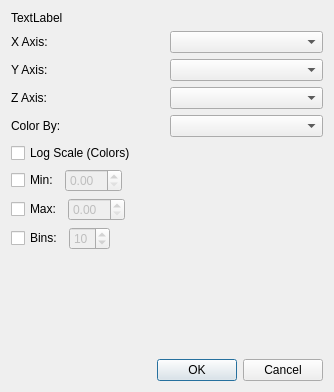
Qt form ui/PlotDialog.ui (nstander/DatView) before a commit.
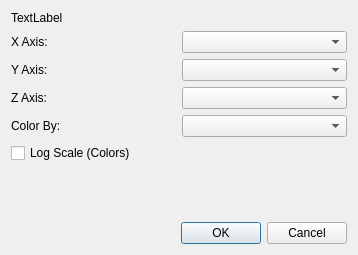
The same form after that commit.

Commit message: Refactored some code to reduce duplicate code, and gave aggregated plots their own legend instead of the same one histograms are using. Also, made all places where selecting partitions/legends checkable so you can select multiple partitions at once or hide particular sets in a plot (hiding does not change selection/export).

What changed in the file:
```diff
--- a/ui/PlotDialog.ui
+++ b/ui/PlotDialog.ui
@@ -6,8 +6,8 @@
    <rect>
     <x>0</x>
     <y>0</y>
-    <width>334</width>
-    <height>392</height>
+    <width>358</width>
+    <height>255</height>
    </rect>
   </property>
   <property name="windowTitle">
@@ -87,129 +87,6 @@
      </property>
     </widget>
    </item>
-   <item>
-    <widget class="QFrame" name="frame">
-     <property name="frameShape">
-      <enum>QFrame::NoFrame</enum>
-     </property>
-     <property name="frameShadow">
-      <enum>QFrame::Plain</enum>
-     </property>
-     <layout class="QVBoxLayout" name="verticalLayout">
-      <property name="leftMargin">
-       <number>0</number>
-      </property>
-      <property name="topMargin">
-       <number>0</number>
-      </property>
-      <property name="rightMargin">
-       <number>0</number>
-      </property>
-      <property name="bottomMargin">
-       <number>0</number>
-      </property>
-      <item>
-       <layout class="QHBoxLayout" name="horizontalLayout_5">
-        <item>
-         <widget class="QCheckBox" name="minCheckBox">
-          <property name="text">
-           <string>Min:</string>
-          </property>
-         </widget>
-        </item>
-        <item>
-         <widget class="QDoubleSpinBox" name="minSpinBox">
-          <property name="enabled">
-           <bool>false</bool>
-          </property>
-         </widget>
-        </item>
-        <item>
-         <spacer name="horizontalSpacer">
-          <property name="orientation">
-           <enum>Qt::Horizontal</enum>
-          </property>
-          <property name="sizeHint" stdset="0">
-           <size>
-            <width>40</width>
-            <height>20</height>
-           </size>
-          </property>
-         </spacer>
-        </item>
-       </layout>
-      </item>
-      <item>
-       <layout class="QHBoxLayout" name="horizontalLayout_6">
-        <item>
-         <widget class="QCheckBox" name="maxCheckBox">
-          <property name="text">
-           <string>Max:</string>
-          </property>
-         </widget>
-        </item>
-        <item>
-         <widget class="QDoubleSpinBox" name="maxSpinBox">
-          <property name="enabled">
-           <bool>false</bool>
-          </property>
-         </widget>
-        </item>
-        <item>
-         <spacer name="horizontalSpacer_2">
-          <property name="orientation">
-           <enum>Qt::Horizontal</enum>
-          </property>
-          <property name="sizeHint" stdset="0">
-           <size>
-            <width>40</width>
-            <height>20</height>
-           </size>
-          </property>
-         </spacer>
-        </item>
-       </layout>
-      </item>
-      <item>
-       <layout class="QHBoxLayout" name="horizontalLayout_7">
-        <item>
-         <widget class="QCheckBox" name="binCheckBox">
-          <property name="text">
-           <string>Bins:</string>
-          </property>
-         </widget>
-        </item>
-        <item>
-         <widget class="QSpinBox" name="binSpinBox">
-          <property name="enabled">
-           <bool>false</bool>
-          </property>
-          <property name="minimum">
-           <number>1</number>
-          </property>
-          <property name="value">
-           <number>10</number>
-          </property>
-         </widget>
-        </item>
-        <item>
-         <spacer name="horizontalSpacer_3">
-          <property name="orientation">
-           <enum>Qt::Horizontal</enum>
-          </property>
-          <property name="sizeHint" stdset="0">
-           <size>
-            <width>40</width>
-            <height>20</height>
-           </size>
-          </property>
-         </spacer>
-        </item>
-       </layout>
-      </item>
-     </layout>
-    </widget>
-   </item>
    <item>
     <spacer name="verticalSpacer">
      <property name="orientation">
```
Left out of the diff: 48 changed lines with no effect on the pictures. The commit also changes 15 other files.
